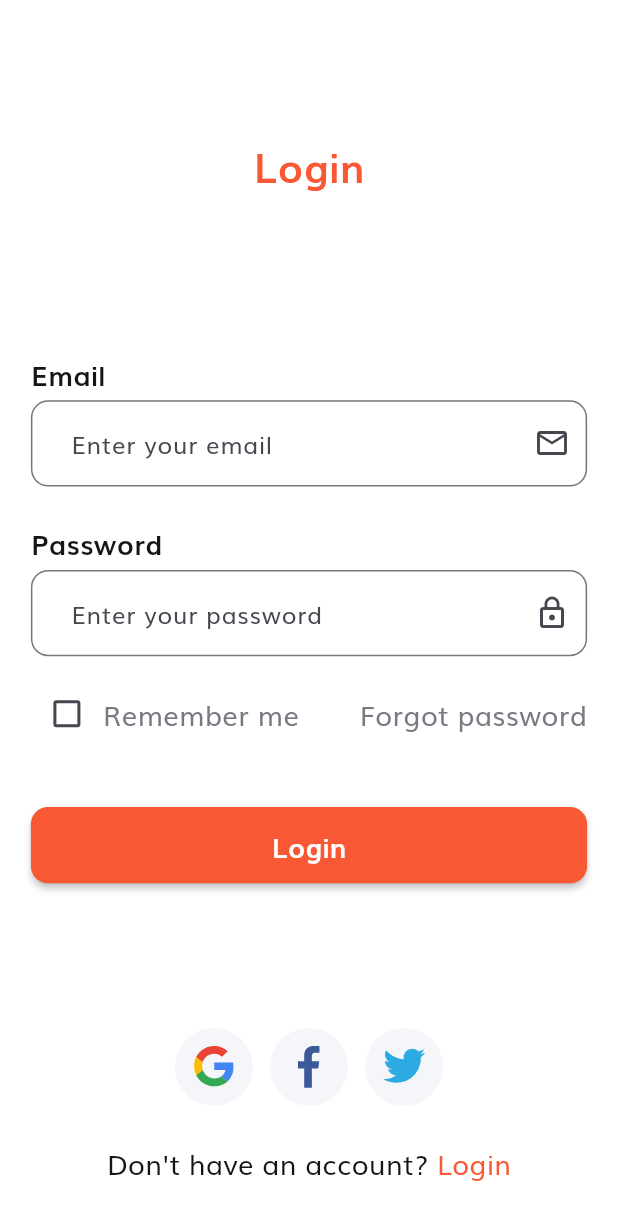
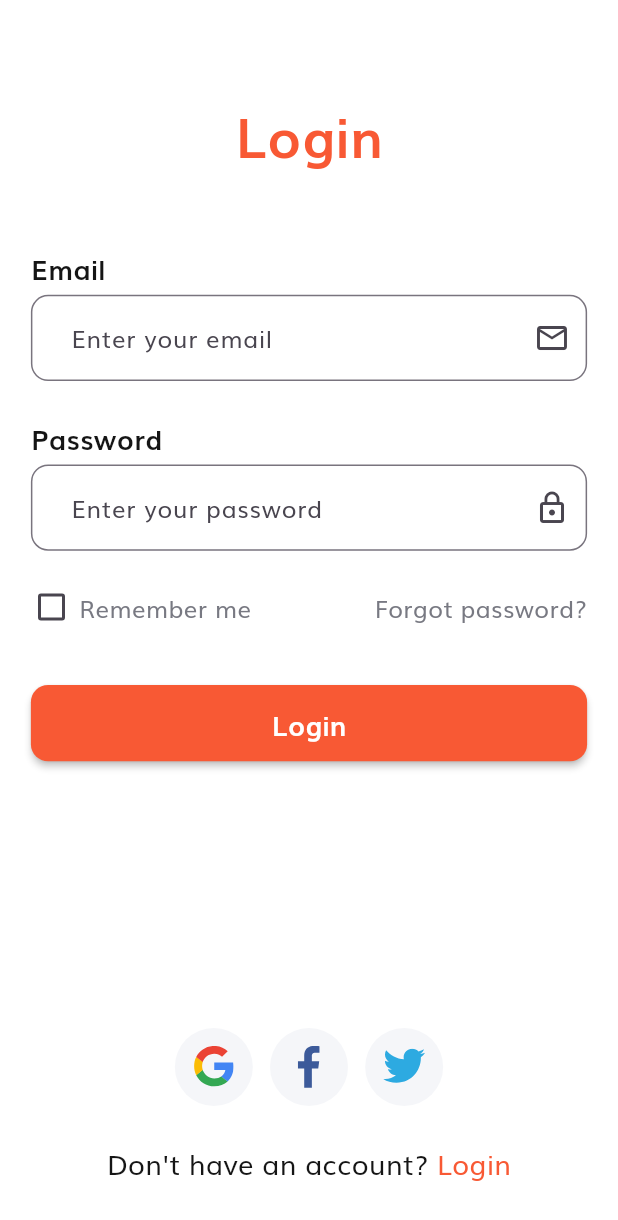
Before and after one commit to BaoLam2610/Flutter-EcommerceApp, a Flutter app: the screen it shows after launch, after a tap on "Continue", on a phone screen of 412 x 824 dp. Shown: the top 1220 px of the screen. Run offline on Flutter 3.47's test engine with Material 3 defaults, Android fonts, the phone set to English and light mode, and no system bars; our stand-ins replace bloc, bot_toast, dio, easy_localization, equatable, flutter_bloc and 7 more; generated files the repository leaves out were written again.

Commit message:
add login cubit, refactor validate email

```diff
--- a/assets/strings/en_US.json
+++ b/assets/strings/en_US.json
@@ -17,7 +17,7 @@
   "confirm_password": "Confirm Password",
   "confirm_password_hint": "Re-enter your password",
   "remember_me": "Remember me",
-  "forgot_password": "Forgot password",
+  "forgot_password": "Forgot password?",
   "forgot_password_description": "Please enter your email and we will send you a link to return your account",
   "text_continue": "Continue",
   "submit": "Submit",
--- a/assets/strings/vi_VN.json
+++ b/assets/strings/vi_VN.json
@@ -17,7 +17,7 @@
   "confirm_password": "Xác nhận mật khẩu",
   "confirm_password_hint": "Nhập lại mật khẩu",
   "remember_me": "Ghi nhớ tôi",
-  "forgot_password": "Quên mật khẩu",
+  "forgot_password": "Quên mật khẩu?",
   "forgot_password_description": "Vui lòng nhập email của bạn và chúng tôi sẽ gửi cho bạn một liên kết để trả lại tài khoản của bạn",
   "text_continue": "Tiếp tục",
   "submit": "Gửi",
--- a/lib/configs/di/injection_container.dart
+++ b/lib/configs/di/injection_container.dart
@@ -2,7 +2,10 @@ import 'package:dio/dio.dart';
 import 'package:get_it/get_it.dart';
 import 'package:shared_preferences/shared_preferences.dart';
 
+import '../../core/usecases/validate/validate_email.dart';
 import '../../features/app/bloc/global_app_cubit.dart';
+import '../../features/auth/domain/usecases/validate_login.dart';
+import '../../features/auth/presentation/screens/login/blocv2/login_cubit.dart';
 import '../../features/intro/presentation/screens/bloc/intro_cubit.dart';
 import '../../utils/api_list.dart';
 import '../../utils/logger.dart';
@@ -24,15 +27,31 @@ Future<void> initializeDependencies() async {
       ]),
   );
 
+  provideUseCase();
   provideBloc();
 }
 
 Future<void> provideSharePreferences() async {
   final sharedPreferences = await SharedPreferences.getInstance();
- sl.registerLazySingleton(() => sharedPreferences);
+  sl.registerLazySingleton(() => sharedPreferences);
+}
+
+void provideUseCase() {
+  sl.registerLazySingleton(() => ValidateEmailUseCase());
+  sl.registerLazySingleton(
+    () => ValidateLoginUseCase(
+      sl<ValidateEmailUseCase>(),
+    ),
+  );
 }
 
 void provideBloc() {
-  sl.registerLazySingleton(() => GlobalAppCubit());
-  sl.registerLazySingleton(() => IntroCubit());
+  sl.registerFactory(() => GlobalAppCubit());
+  sl.registerFactory(() => IntroCubit());
+  sl.registerFactory(
+    () => LoginCubit(
+      sl<ValidateLoginUseCase>(),
+      sl<ValidateEmailUseCase>(),
+    ),
+  );
 }
--- a/lib/core/usecases/validate/validate_email.dart
+++ b/lib/core/usecases/validate/validate_email.dart
@@ -1,3 +1,6 @@
+import 'package:easy_localization/easy_localization.dart';
+
+import '../../../gen/locale_keys.g.dart';
 import '../../constants/constants.dart';
 import '../../constants/strings.dart';
 import '../../extensions/string_extensions.dart';
@@ -7,12 +10,16 @@ class ValidateEmailUseCase extends UseCase<String, String> {
   @override
   Future<String> call({String? params}) async {
     if (params.isNullOrEmpty) {
-      return text_validate_enter.format([text_email.toLowerCase()]);
+      return LocaleKeys.validate_enter.tr().format([
+        LocaleKeys.email.tr().toLowerCase(),
+      ]);
     }
 
-    // if (!emailValidatorRegExp.hasMatch(params!)) {
-    //   return text_validate_valid.format([text_email.toLowerCase()]);
-    // }
+    if (!emailValidatorRegExp.hasMatch(params!)) {
+      return LocaleKeys.validate_valid.tr().format([
+        LocaleKeys.email.tr().toLowerCase(),
+      ]);
+    }
 
     return "";
   }
--- /dev/null
+++ b/lib/features/auth/presentation/screens/login/blocv2/login_cubit.dart
@@ -0,0 +1,45 @@
+import 'package:equatable/equatable.dart';
+import 'package:flutter/cupertino.dart';
+import 'package:flutter_bloc/flutter_bloc.dart';
+
+import '../../../../../../core/bloc/bloc_state.dart';
+import '../../../../../../core/usecases/validate/validate_email.dart';
+import '../../../../domain/usecases/validate_login.dart';
+
+part 'login_state.dart';
+
+class LoginCubit extends Cubit<LoginState> {
+  final emailController = TextEditingController();
+  final passwordController = TextEditingController();
+
+  final ValidateLoginUseCase _validateLoginUseCase;
+  final ValidateEmailUseCase _validateEmailUseCase;
+
+  LoginCubit(
+    this._validateLoginUseCase,
+    this._validateEmailUseCase,
+  ) : super(LoginState(status: Initialize()));
+
+  Future<bool> validateEmail() async {
+    final validateResult =
+        await _validateEmailUseCase.call(params: emailController.text);
+
+    if (validateResult.isNotEmpty) {
+      emit(state.copyWith(
+        emailError: validateResult,
+      ));
+      return false;
+    }
+
+    return true;
+  }
+
+  void validateLogin() async {
+    if (!await validateEmail()) {
+      return;
+    }
+    doLogin();
+  }
+
+  void doLogin() {}
+}
--- /dev/null
+++ b/lib/features/auth/presentation/screens/login/blocv2/login_state.dart
@@ -0,0 +1,28 @@
+part of 'login_cubit.dart';
+
+class LoginState extends Equatable {
+  final BlocState status;
+  final String emailError;
+  final String passwordError;
+
+  const LoginState({
+    required this.status,
+    this.emailError = '',
+    this.passwordError = '',
+  });
+
+  @override
+  List<Object> get props => [status, emailError, passwordError];
+
+  LoginState copyWith({
+    BlocState? status,
+    String? emailError,
+    String? passwordError,
+  }) {
+    return LoginState(
+      status: status ?? this.status,
+      emailError: emailError ?? this.emailError,
+      passwordError: passwordError ?? this.passwordError,
+    );
+  }
+}
--- a/lib/features/auth/presentation/screens/login/login_screen.dart
+++ b/lib/features/auth/presentation/screens/login/login_screen.dart
@@ -1,33 +1,40 @@
 import 'package:easy_localization/easy_localization.dart';
 import 'package:flutter/material.dart';
-import 'package:flutter_hooks/flutter_hooks.dart';
+import 'package:flutter_bloc/flutter_bloc.dart';
 import 'package:flutter_screenutil/flutter_screenutil.dart';
 
+import '../../../../../configs/di/injection_container.dart';
 import '../../../../../configs/themes/themes.dart';
 import '../../../../../core/constants/icons.dart';
-import '../../../../../core/constants/strings.dart';
 import '../../../../../core/extensions/extensions.dart';
+import '../../../../../core/screen/base_screen.dart';
 import '../../../../../core/widgets/widgets.dart';
 import '../../../../../gen/locale_keys.g.dart';
 import '../../widgets/label_text_field.dart';
 import '../../widgets/social_card.dart';
+import 'blocv2/login_cubit.dart';
 
-class LoginScreen extends StatefulHookWidget {
+class LoginScreen extends BaseScreen {
   static const String route = '/login_screen';
 
   const LoginScreen({super.key});
 
   @override
-  State<LoginScreen> createState() => _LoginPageState();
+  BaseScreenState<LoginScreen> createState() => _LoginPageState();
 }
 
-class _LoginPageState extends State<LoginScreen> {
-  final _emailTextController = TextEditingController();
-  final _passwordTextController = TextEditingController();
+class _LoginPageState extends BaseScreenState<LoginScreen> {
+  late LoginCubit _loginCubit;
   bool isRememberChecked = false;
 
   @override
-  Widget build(BuildContext context) {
+  void initState() {
+    super.initState();
+    _loginCubit = sl<LoginCubit>();
+  }
+
+  @override
+  Widget buildScreen(BuildContext context) {
     return Scaffold(
       resizeToAvoidBottomInset: true,
       body: _buildBody,
@@ -44,7 +51,7 @@ class _LoginPageState extends State<LoginScreen> {
               child: _buildTitle,
             ),
             Expanded(
-              flex: 2,
+              flex: 3,
               child: _buildLoginInputArea,
             ),
             Expanded(
@@ -63,7 +70,7 @@ class _LoginPageState extends State<LoginScreen> {
             SizedBox(height: 12.h),
             Text(
               LocaleKeys.login.tr(),
-              style: AppTextStyles.bold24.copyWith(
+              style: AppTextStyles.bold32.copyWith(
                 color: AppColors.current.primary,
               ),
             ),
@@ -74,38 +81,62 @@ class _LoginPageState extends State<LoginScreen> {
   Widget get _buildLoginInputArea => Padding(
         padding: EdgeInsets.symmetric(horizontal: 18.w),
         child: Column(
-          mainAxisAlignment: MainAxisAlignment.center,
+          mainAxisAlignment: MainAxisAlignment.start,
           mainAxisSize: MainAxisSize.min,
           children: [
-            LabelTextField(
-              controller: _emailTextController,
-              label: text_email,
-              hint: text_email_hint,
-              suffixIcon: const Icon(Icons.email_outlined),
-              inputType: TextInputType.emailAddress,
-            ),
+            _emailInputField,
             SizedBox(height: 20.h),
-            LabelTextField(
-              controller: _passwordTextController,
-              label: text_password,
-              hint: text_password_hint,
-              suffixIcon: const Icon(Icons.lock_outline),
-            ),
-            SizedBox(height: 12.h),
+            _passwordInputField,
+            SizedBox(height: 20.h),
             _buildRememberMeArea,
             SizedBox(height: 32.h),
-            _buildLoginButton
+            _buildLoginButton,
           ],
         ),
       );
 
+  Widget get _emailInputField => BlocBuilder<LoginCubit, LoginState>(
+        bloc: _loginCubit,
+        buildWhen: (previous, current) =>
+            previous.emailError != current.emailError,
+        builder: (context, state) {
+          return LabelTextField(
+            controller: _loginCubit.emailController,
+            label: LocaleKeys.email.tr(),
+            hint: LocaleKeys.email_hint.tr(),
+            suffixIcon: const Icon(Icons.email_outlined),
+            inputType: TextInputType.emailAddress,
+            errors: state.emailError,
+          );
+        },
+      );
+
+  Widget get _passwordInputField => BlocBuilder<LoginCubit, LoginState>(
+        bloc: _loginCubit,
+        buildWhen: (previous, current) =>
+            previous.passwordError != current.passwordError,
+        builder: (context, state) {
+          return LabelTextField(
+            controller: _loginCubit.passwordController,
+            label: LocaleKeys.password.tr(),
+            hint: LocaleKeys.password_hint.tr(),
+            suffixIcon: const Icon(Icons.lock_outline),
+            errors: state.passwordError,
+          );
+        },
+      );
+
   Widget get _buildLoginButton => AppButton.primary(
         text: LocaleKeys.login.tr(),
+        onTap: _loginCubit.validateLogin,
       );
 
   Widget get _buildRememberMeArea => Row(
         children: [
-          Checkbox(
+          SizedBox(
+            width: 24.r,
+            height: 24.r,
+            child: Checkbox(
               value: isRememberChecked,
               onChanged: (isChecked) {
                 setState(() {
@@ -113,9 +144,13 @@ class _LoginPageState extends State<LoginScreen> {
                 });
               },
             ),
+          ),
+          SizedBox(
+            width: 4.w,
+          ),
           Text(
             LocaleKeys.remember_me.tr(),
-            style: AppTextStyles.regular16.copyWith(
+            style: AppTextStyles.regular14.copyWith(
               color: AppColors.current.secondaryText,
             ),
           ),
@@ -124,7 +159,7 @@ class _LoginPageState extends State<LoginScreen> {
             onTap: _onForgotPasswordTextPressed,
             child: Text(
               LocaleKeys.forgot_password.tr(),
-              style: AppTextStyles.regular16.copyWith(
+              style: AppTextStyles.regular14.copyWith(
                 color: AppColors.current.secondaryText,
               ),
             ),
```
Also changed, not shown: 1 other file. Lines whose indentation alone changed are shown as unchanged.
